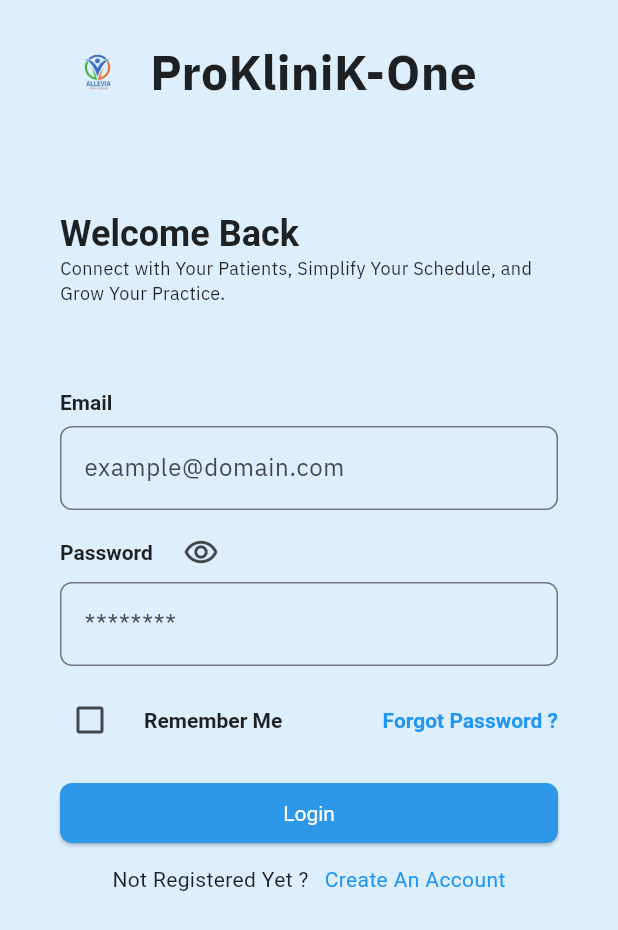
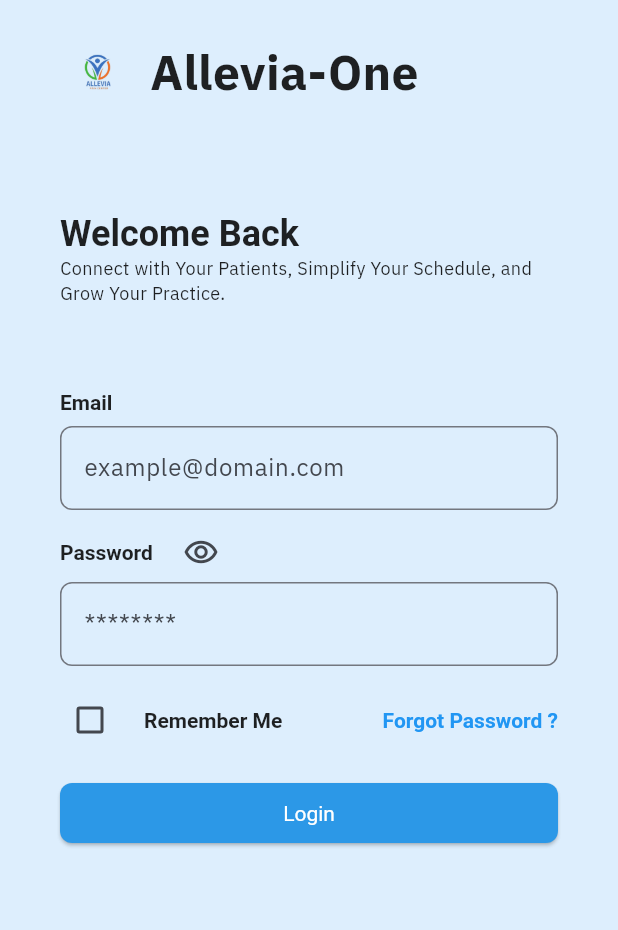
Before and after one commit to pheonixeye/allevia_one, a Flutter app: the screen it shows after launch, on a phone screen of 412 x 824 dp. Shown: the top 930 px of the screen. Run offline on Flutter 3.47's test engine with Material 3 defaults, Android fonts, the phone set to English and light mode, and no system bars; our stand-ins replace animated_text_kit, cached_network_image, email_validator, equatable, file_picker, flutter_svg and 11 more; accounts and stored records are empty; project files that could hold a hidden picture were left out.

Commit message:
branding updated - to work on assistant accounts

```diff
--- a/assets/lang/app_ar.arb
+++ b/assets/lang/app_ar.arb
@@ -333,5 +333,7 @@
     "visitData" : "بيانات الزيارة",
     "patientCard" : "كارت المريض",
     "scanQrCode" : "مسح الكود",
-    "sendViaWhatsapp" : "ارسال عبر الواتس اب"
+    "doctor" : "الدكتور",
+    "sendViaWhatsapp" : "ارسال عبر الواتس اب",
+    "assistantAccounts" : "حسابات السكيرتارية"
     }
--- a/assets/lang/app_en.arb
+++ b/assets/lang/app_en.arb
@@ -334,5 +334,7 @@
     "visitData" : "Visit Data",
     "patientCard" : "Patient Card",
     "scanQrCode" : "Scan QrCode",
-    "sendViaWhatsapp" : "Send Via Whatsapp"
+    "doctor" : "Doctor",
+    "sendViaWhatsapp" : "Send Via Whatsapp",
+    "assistantAccounts" : "Assistant Accounts"
 }
--- a/lib/core/api/visit_data_api.dart
+++ b/lib/core/api/visit_data_api.dart
@@ -246,7 +246,7 @@ class VisitDataApi {
     final _visit_data = VisitData.fromRecordModel(_response);
 
     final _supplyMovementApi = SupplyMovementApi();
-    print('quantity_change ==>> $quantity_change');
+    // dprint('quantity_change ==>> $quantity_change');
     final _movement = SupplyMovementTransformer()
         .fromSuppliesOfVisit(_visit_data, item, quantity_change);
 
--- a/lib/core/api/visit_filter_api.dart
+++ b/lib/core/api/visit_filter_api.dart
@@ -10,7 +10,7 @@ class VisitFilterApi {
   late final String collection = 'visits';
 
   static final String _expand =
-      'patient_id, clinic_id, added_by_id, added_by_id.account_type_id, added_by_id.app_permissions_ids, visit_status_id, visit_type_id, patient_progress_status_id';
+      'patient_id, clinic_id, added_by_id, added_by_id.account_type_id, added_by_id.app_permissions_ids, visit_status_id, visit_type_id, patient_progress_status_id, doc_id, doc_id.speciality_id';
 
   Future<ApiResult<List<Visit>>> fetctVisitsOfDateRange({
     required String from,
--- a/lib/core/localization/app_localizations.dart
+++ b/lib/core/localization/app_localizations.dart
@@ -1928,11 +1928,23 @@ abstract class AppLocalizations {
   /// **'Scan QrCode'**
   String get scanQrCode;
 
+  /// No description provided for @doctor.
+  ///
+  /// In en, this message translates to:
+  /// **'Doctor'**
+  String get doctor;
+
   /// No description provided for @sendViaWhatsapp.
   ///
   /// In en, this message translates to:
   /// **'Send Via Whatsapp'**
   String get sendViaWhatsapp;
+
+  /// No description provided for @assistantAccounts.
+  ///
+  /// In en, this message translates to:
+  /// **'Assistant Accounts'**
+  String get assistantAccounts;
 }
 
 class _AppLocalizationsDelegate
--- a/lib/core/localization/app_localizations_ar.dart
+++ b/lib/core/localization/app_localizations_ar.dart
@@ -955,5 +955,11 @@ class AppLocalizationsAr extends AppLocalizations {
   String get scanQrCode => 'مسح الكود';
 
   @override
+  String get doctor => 'الدكتور';
+
+  @override
   String get sendViaWhatsapp => 'ارسال عبر الواتس اب';
+
+  @override
+  String get assistantAccounts => 'حسابات السكيرتارية';
 }
--- a/lib/core/localization/app_localizations_en.dart
+++ b/lib/core/localization/app_localizations_en.dart
@@ -956,5 +956,11 @@ class AppLocalizationsEn extends AppLocalizations {
   String get scanQrCode => 'Scan QrCode';
 
   @override
+  String get doctor => 'Doctor';
+
+  @override
   String get sendViaWhatsapp => 'Send Via Whatsapp';
+
+  @override
+  String get assistantAccounts => 'Assistant Accounts';
 }
--- a/lib/models/visits/_visit.dart
+++ b/lib/models/visits/_visit.dart
@@ -1,5 +1,4 @@
 import 'package:allevia_one/models/doctor.dart';
-import 'package:allevia_one/models/speciality.dart';
 import 'package:equatable/equatable.dart';
 import 'package:pocketbase/pocketbase.dart';
 import 'package:allevia_one/models/app_constants/account_type.dart';
@@ -155,9 +154,8 @@ class Visit extends Equatable {
       clinic: _clinic,
       doctor: Doctor.fromJson({
         ...e.get<RecordModel>('expand.doc_id').toJson(),
-        'speciality': Speciality.fromJson(
-          e.get<RecordModel>('expand.doc_id.expand.speciality_id').toJson(),
-        )
+        'speciality':
+            e.get<RecordModel>('expand.doc_id.expand.speciality_id').toJson(),
       }),
       added_by: User(
         id: e.get<RecordModel>('expand.added_by_id').toJson()['id'],
--- a/lib/pages/loading_page/pages/lang_page/pages/login_page/login_page.dart
+++ b/lib/pages/loading_page/pages/lang_page/pages/login_page/login_page.dart
@@ -83,7 +83,7 @@ class _LoginPageState extends State<LoginPage> {
                                   width: 10,
                                 ),
                                 const Text(
-                                  'ProKliniK-One',
+                                  'Allevia-One',
                                   style: TextStyle(
                                     fontSize: 32,
                                     fontWeight: FontWeight.bold,
@@ -262,38 +262,38 @@ class _LoginPageState extends State<LoginPage> {
                               ],
                             ),
                             const SizedBox(height: 10),
-                            Focus(
-                              canRequestFocus: true,
-                              child: Text.rich(
-                                TextSpan(
-                                  text: '',
-                                  children: [
-                                    TextSpan(
-                                      text: context.loc.notRegisteredYet,
-                                      style: const TextStyle(
-                                        color: Colors.black87,
-                                      ),
-                                    ),
-                                    const TextSpan(text: '   '),
-                                    TextSpan(
-                                      text: context.loc.createAccount,
-                                      style: const TextStyle(
-                                        color: Colors.blue,
-                                      ),
-                                      recognizer: TapGestureRecognizer()
-                                        ..onTap = () {
-                                          GoRouter.of(context).goNamed(
-                                            AppRouter.register,
-                                            pathParameters:
-                                                defaultPathParameters(context),
-                                          );
-                                        },
-                                    ),
-                                  ],
-                                ),
-                                textAlign: TextAlign.center,
-                              ),
-                            ),
+                            // Focus(
+                            //   canRequestFocus: true,
+                            //   child: Text.rich(
+                            //     TextSpan(
+                            //       text: '',
+                            //       children: [
+                            //         TextSpan(
+                            //           text: context.loc.notRegisteredYet,
+                            //           style: const TextStyle(
+                            //             color: Colors.black87,
+                            //           ),
+                            //         ),
+                            //         const TextSpan(text: '   '),
+                            //         TextSpan(
+                            //           text: context.loc.createAccount,
+                            //           style: const TextStyle(
+                            //             color: Colors.blue,
+                            //           ),
+                            //           recognizer: TapGestureRecognizer()
+                            //             ..onTap = () {
+                            //               GoRouter.of(context).goNamed(
+                            //                 AppRouter.register,
+                            //                 pathParameters:
+                            //                     defaultPathParameters(context),
+                            //               );
+                            //             },
+                            //         ),
+                            //       ],
+                            //     ),
+                            //     textAlign: TextAlign.center,
+                            //   ),
+                            // ),
                           ],
                         ),
                       ),
--- a/lib/pages/loading_page/pages/lang_page/pages/register_page/register_page.dart
+++ b/lib/pages/loading_page/pages/lang_page/pages/register_page/register_page.dart
@@ -97,7 +97,7 @@ class _RegisterPageState extends State<RegisterPage> {
                                   width: 10,
                                 ),
                                 const Text(
-                                  'ProKliniK-One',
+                                  'Allevia-One',
                                   style: TextStyle(
                                     fontSize: 32,
                                     fontWeight: FontWeight.bold,
--- a/lib/pages/loading_page/pages/lang_page/pages/shell_page/widgets/nav_bar.dart
+++ b/lib/pages/loading_page/pages/lang_page/pages/shell_page/widgets/nav_bar.dart
@@ -33,7 +33,7 @@ class Navbar extends StatelessWidget implements PreferredSizeWidget {
                 ),
                 const SizedBox(width: 20),
                 const Text(
-                  "ProKliniK-One",
+                  "Allevia-One",
                   style: TextStyle(
                     color: Colors.white,
                     fontSize: 24,
--- a/lib/router/router.dart
+++ b/lib/router/router.dart
@@ -1,3 +1,4 @@
+import 'package:allevia_one/pages/loading_page/pages/lang_page/pages/shell_page/pages/app_page/pages/assistants_page/assistants_page.dart';
 import 'package:flutter/material.dart';
 import 'package:go_router/go_router.dart';
 import 'package:allevia_one/core/api/clinics_api.dart';
@@ -18,7 +19,7 @@ import 'package:allevia_one/pages/loading_page/loading_page.dart';
 import 'package:allevia_one/pages/loading_page/pages/lang_page/pages/login_page/login_page.dart';
 import 'package:allevia_one/pages/loading_page/pages/lang_page/pages/patient_portal_page/pages/patient_information_page/patient_information_page.dart';
 import 'package:allevia_one/pages/loading_page/pages/lang_page/pages/patient_portal_page/patient_portal_page.dart';
-import 'package:allevia_one/pages/loading_page/pages/lang_page/pages/register_page/register_page.dart';
+// import 'package:allevia_one/pages/loading_page/pages/lang_page/pages/register_page/register_page.dart';
 import 'package:allevia_one/pages/loading_page/pages/lang_page/pages/shell_page/pages/app_page/app_page.dart';
 import 'package:allevia_one/pages/loading_page/pages/lang_page/pages/shell_page/pages/app_page/pages/app_profile_setup/app_profile_setup.dart';
 import 'package:allevia_one/pages/loading_page/pages/lang_page/pages/shell_page/pages/app_page/pages/app_profile_setup/pages/profile_item_page/profile_item_page.dart';
@@ -47,7 +48,7 @@ import 'package:allevia_one/providers/px_doctor_profile_items.dart';
 import 'package:allevia_one/providers/px_forms.dart';
 import 'package:allevia_one/providers/px_locale.dart';
 import 'package:allevia_one/providers/px_patients.dart';
-import 'package:allevia_one/providers/px_speciality.dart';
+// import 'package:allevia_one/providers/px_speciality.dart';
 import 'package:allevia_one/providers/px_visit_data.dart';
 import 'package:allevia_one/providers/px_visit_filter.dart';
 import 'package:allevia_one/providers/px_visit_prescription_state.dart';
@@ -89,6 +90,7 @@ class AppRouter {
   static const String transaction = "transaction";
   static const String clinics_patients_movements = "clinics_patients_movements";
   static const String inventory_supplies = "inventory_supplies";
+  static const String assistants = "assistants";
   //begining of stateful_shell_route
   static const String app = "app";
   //visit_data
@@ -232,25 +234,25 @@ class AppRouter {
                   return null;
                 },
               ),
-              GoRoute(
-                path: register, // /:lang/register
-                name: register,
-                builder: (context, state) {
-                  return ChangeNotifierProvider.value(
-                    key: state.pageKey,
-                    value: PxSpec(),
-                    child: RegisterPage(
-                      key: state.pageKey,
-                    ),
-                  );
-                },
-                redirect: (context, state) {
-                  if (context.read<PxAuth>().isLoggedIn) {
-                    return '/${state.pathParameters['lang']}/$app';
-                  }
-                  return null;
-                },
-              ),
+              // GoRoute(
+              //   path: register, // /:lang/register
+              //   name: register,
+              //   builder: (context, state) {
+              //     return ChangeNotifierProvider.value(
+              //       key: state.pageKey,
+              //       value: PxSpec(),
+              //       child: RegisterPage(
+              //         key: state.pageKey,
+              //       ),
+              //     );
+              //   },
+              //   redirect: (context, state) {
+              //     if (context.read<PxAuth>().isLoggedIn) {
+              //       return '/${state.pathParameters['lang']}/$app';
+              //     }
+              //     return null;
+              //   },
+              // ),
               GoRoute(
                 path: thankyou, // /:lang/thankyou
                 name: thankyou,
@@ -584,22 +586,15 @@ class AppRouter {
                     ],
                   ),
 
-                  // GoRoute(
-                  //   path: patients,
-                  //   name: patients,
-                  //   builder: (context, state) {
-                  //     return ChangeNotifierProvider.value(
-                  //       value: PxPatients(
-                  //         api: PatientsApi(
-                  //           doc_id: context.read<PxAuth>().doc_id,
-                  //         ),
-                  //       ),
-                  //       child: PatientsPage(
-                  //         key: state.pageKey,
-                  //       ),
-                  //     );
-                  //   },
-                  // ),
+                  GoRoute(
+                    path: assistants,
+                    name: assistants,
+                    builder: (context, state) {
+                      return AssistantsPage(
+                        key: state.pageKey,
+                      );
+                    },
+                  ),
                   GoRoute(
                     path: clinics,
                     name: clinics,
```
Also changed, not shown: lib/pages/loading_page/pages/lang_page/pages/shell_page/pages/app_page/pages/assistants_page/assistants_page.dart (added, +18 -0 lines), lib/pages/loading_page/pages/lang_page/pages/shell_page/pages/app_page/pages/visits_page/visits_page.dart (+13 -1 lines), lib/pages/loading_page/pages/lang_page/pages/shell_page/widgets/end_drawer.dart (+7 -7 lines).
